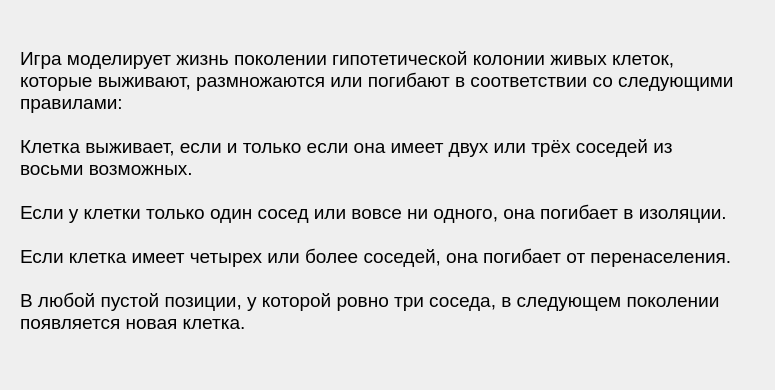
Before: the Qt Designer form aboutwindow.ui in Rulemore/GameOfLife, drawn with Qt 5.
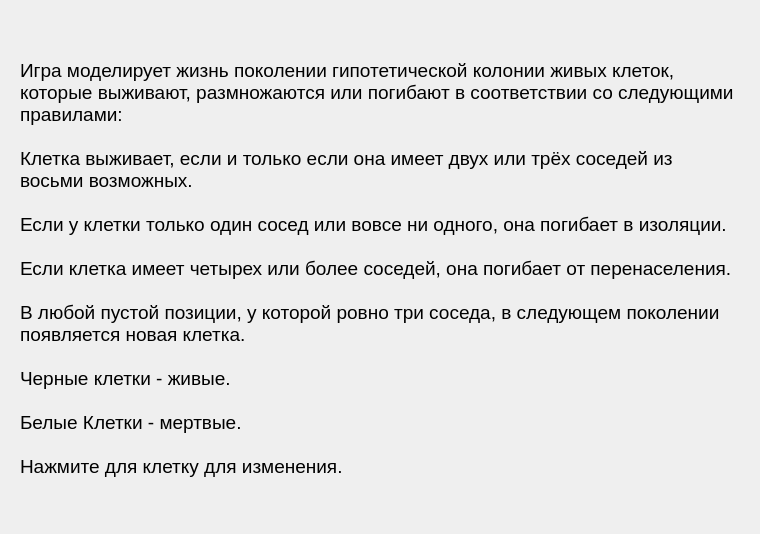
After: the same form once the commit is applied.

Commit message: Edited game info and about author info screens

```diff
--- a/aboutwindow.ui
+++ b/aboutwindow.ui
@@ -6,10 +6,16 @@
    <rect>
     <x>0</x>
     <y>0</y>
-    <width>775</width>
-    <height>390</height>
+    <width>760</width>
+    <height>534</height>
    </rect>
   </property>
+  <property name="maximumSize">
+   <size>
+    <width>760</width>
+    <height>534</height>
+   </size>
+  </property>
   <property name="windowTitle">
    <string>Об игре</string>
   </property>
@@ -19,7 +25,7 @@
      <x>20</x>
      <y>20</y>
      <width>720</width>
-     <height>340</height>
+     <height>496</height>
     </rect>
    </property>
    <layout class="QVBoxLayout" name="verticalLayout">
@@ -28,6 +34,12 @@
     </property>
     <item>
      <widget class="QLabel" name="label_2">
+      <property name="maximumSize">
+       <size>
+        <width>718</width>
+        <height>494</height>
+       </size>
+      </property>
       <property name="font">
        <font>
         <pointsize>14</pointsize>
@@ -42,7 +54,13 @@
 
  Если клетка имеет четырех или более соседей, она погибает от перенаселения.
 
- В любой пустой позиции, у которой ровно три соседа, в следующем поколении появляется новая клетка. </string>
+ В любой пустой позиции, у которой ровно три соседа, в следующем поколении появляется новая клетка.
+
+Черные клетки - живые.
+
+Белые Клетки - мертвые.
+
+Нажмите для клетку для изменения.</string>
       </property>
       <property name="wordWrap">
        <bool>true</bool>
```
The commit also changes 2 other files.
